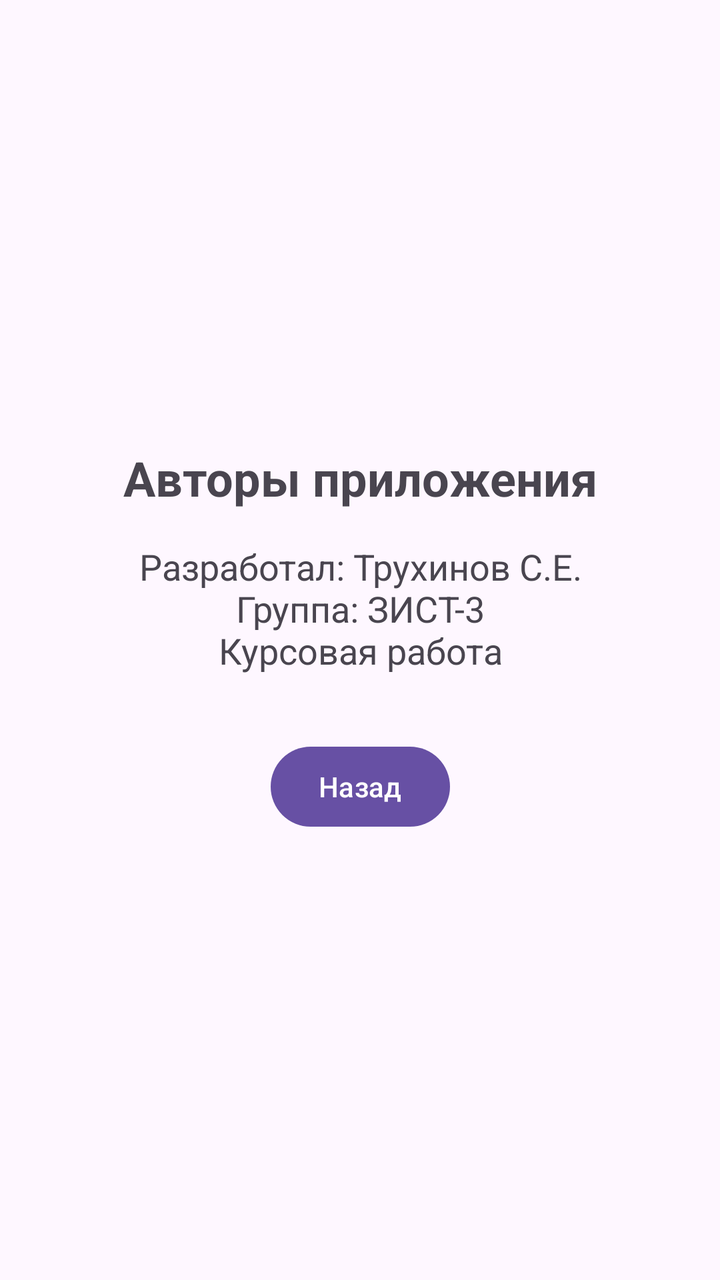
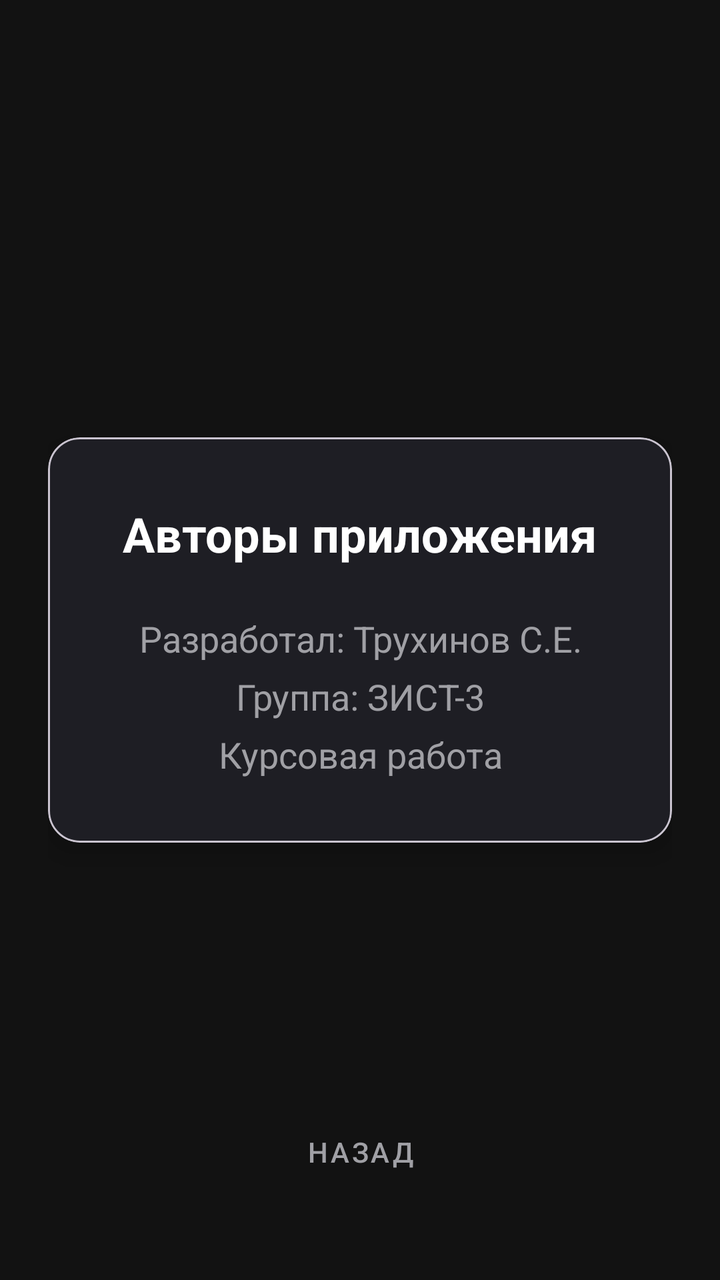

Before-and-after screenshots of an Android layout around one commit, followed by the original layout XML and the change that was made.
<!-- AndroidManifest.xml: application theme Theme.DiceApp -->
<!-- res/layout/activity_authors.xml -->
<?xml version="1.0" encoding="utf-8"?>
<androidx.constraintlayout.widget.ConstraintLayout
    xmlns:android="http://schemas.android.com/apk/res/android"
    xmlns:app="http://schemas.android.com/apk/res-auto"
    xmlns:tools="http://schemas.android.com/tools"
    android:layout_width="match_parent"
    android:layout_height="match_parent"
    android:padding="24dp"
    tools:context=".AuthorsActivity">

    <TextView
        android:id="@+id/tvAuthorsTitle"
        android:layout_width="wrap_content"
        android:layout_height="wrap_content"
        android:text="@string/authors_title"
        android:textSize="24sp"
        android:textStyle="bold"
        app:layout_constraintBottom_toTopOf="@+id/tvAuthorsInfo"
        app:layout_constraintEnd_toEndOf="parent"
        app:layout_constraintStart_toStartOf="parent"
        app:layout_constraintTop_toTopOf="parent"
        app:layout_constraintVertical_chainStyle="packed" />

    <TextView
        android:id="@+id/tvAuthorsInfo"
        android:layout_width="wrap_content"
        android:layout_height="wrap_content"
        android:layout_marginTop="16dp"
        android:text="@string/authors_text"
        android:textSize="18sp"
        android:gravity="center"
        app:layout_constraintBottom_toTopOf="@+id/btnBackAuthors"
        app:layout_constraintEnd_toEndOf="parent"
        app:layout_constraintStart_toStartOf="parent"
        app:layout_constraintTop_toBottomOf="@+id/tvAuthorsTitle" />

    <Button
        android:id="@+id/btnBackAuthors"
        android:layout_width="wrap_content"
        android:layout_height="wrap_content"
        android:layout_marginTop="32dp"
        android:text="@string/back_button"
        app:layout_constraintBottom_toBottomOf="parent"
        app:layout_constraintEnd_toEndOf="parent"
        app:layout_constraintStart_toStartOf="parent"
        app:layout_constraintTop_toBottomOf="@+id/tvAuthorsInfo" />

</androidx.constraintlayout.widget.ConstraintLayout>
<!-- resources referenced by this layout -->
<resources>
  <string name="authors_text">Разработал: Трухинов С.Е.\nГруппа: ЗИСТ-3\nКурсовая работа</string>
  <string name="authors_title">Авторы приложения</string>
  <string name="back_button">Назад</string>
  <style name="Theme.DiceApp" parent="Base.Theme.DiceApp" />
  <style name="Base.Theme.DiceApp" parent="Theme.Material3.DayNight.NoActionBar">
          
          
      </style>
</resources>

<!-- the commit's change to res/layout/activity_authors.xml (unified diff, before → after) -->
@@ -5,44 +5,59 @@
     xmlns:tools="http://schemas.android.com/tools"
     android:layout_width="match_parent"
     android:layout_height="match_parent"
+    android:background="@color/bg_main"
     android:padding="24dp"
     tools:context=".AuthorsActivity">
 
-    <TextView
-        android:id="@+id/tvAuthorsTitle"
-        android:layout_width="wrap_content"
+    <com.google.android.material.card.MaterialCardView
+        android:layout_width="match_parent"
         android:layout_height="wrap_content"
-        android:text="@string/authors_title"
-        android:textSize="24sp"
-        android:textStyle="bold"
-        app:layout_constraintBottom_toTopOf="@+id/tvAuthorsInfo"
-        app:layout_constraintEnd_toEndOf="parent"
-        app:layout_constraintStart_toStartOf="parent"
-        app:layout_constraintTop_toTopOf="parent"
-        app:layout_constraintVertical_chainStyle="packed" />
-
-    <TextView
-        android:id="@+id/tvAuthorsInfo"
-        android:layout_width="wrap_content"
-        android:layout_height="wrap_content"
-        android:layout_marginTop="16dp"
-        android:text="@string/authors_text"
-        android:textSize="18sp"
-        android:gravity="center"
-        app:layout_constraintBottom_toTopOf="@+id/btnBackAuthors"
-        app:layout_constraintEnd_toEndOf="parent"
-        app:layout_constraintStart_toStartOf="parent"
-        app:layout_constraintTop_toBottomOf="@+id/tvAuthorsTitle" />
-
-    <Button
-        android:id="@+id/btnBackAuthors"
-        android:layout_width="wrap_content"
-        android:layout_height="wrap_content"
-        android:layout_marginTop="32dp"
-        android:text="@string/back_button"
+        app:cardBackgroundColor="@color/bg_card"
+        app:cardCornerRadius="16dp"
+        app:cardElevation="8dp"
         app:layout_constraintBottom_toBottomOf="parent"
         app:layout_constraintEnd_toEndOf="parent"
         app:layout_constraintStart_toStartOf="parent"
-        app:layout_constraintTop_toBottomOf="@+id/tvAuthorsInfo" />
+        app:layout_constraintTop_toTopOf="parent">
+
+        <LinearLayout
+            android:layout_width="match_parent"
+            android:layout_height="wrap_content"
+            android:gravity="center"
+            android:orientation="vertical"
+            android:padding="32dp">
+
+            <TextView
+                android:layout_width="wrap_content"
+                android:layout_height="wrap_content"
+                android:text="@string/authors_title"
+                android:textColor="@color/text_primary"
+                android:textSize="24sp"
+                android:textStyle="bold" />
+
+            <TextView
+                android:id="@+id/tvAuthorsInfo"
+                android:layout_width="wrap_content"
+                android:layout_height="wrap_content"
+                android:layout_marginTop="24dp"
+                android:gravity="center"
+                android:lineSpacingExtra="8dp"
+                android:text="@string/authors_text"
+                android:textColor="@color/text_secondary"
+                android:textSize="18sp" />
+        </LinearLayout>
+    </com.google.android.material.card.MaterialCardView>
+
+    <com.google.android.material.button.MaterialButton
+        android:id="@+id/btnBackAuthors"
+        style="@style/Widget.MaterialComponents.Button.TextButton"
+        android:layout_width="wrap_content"
+        android:layout_height="wrap_content"
+        android:layout_marginBottom="16dp"
+        android:text="@string/back_button"
+        android:textColor="@color/text_secondary"
+        app:layout_constraintBottom_toBottomOf="parent"
+        app:layout_constraintEnd_toEndOf="parent"
+        app:layout_constraintStart_toStartOf="parent" />
 
 </androidx.constraintlayout.widget.ConstraintLayout>
<!-- resource entries referenced after the edit -->
@@ -1,12 +1,16 @@
 <!-- resources referenced by this layout -->
 <resources>
+  <color name="bg_card">#1E1E24</color>
+  <color name="bg_main">#121212</color>
+  <color name="text_primary">#FFFFFF</color>
+  <color name="text_secondary">#A0A0A5</color>
   <string name="authors_text">Разработал: Трухинов С.Е.\nГруппа: ЗИСТ-3\nКурсовая работа</string>
   <string name="authors_title">Авторы приложения</string>
   <string name="back_button">Назад</string>
   <style name="Theme.DiceApp" parent="Base.Theme.DiceApp" />
   <style name="Base.Theme.DiceApp" parent="Theme.Material3.DayNight.NoActionBar">
           
-          
+          <item name="colorPrimary">@color/bg_main</item>
       </style>
 </resources>
 
